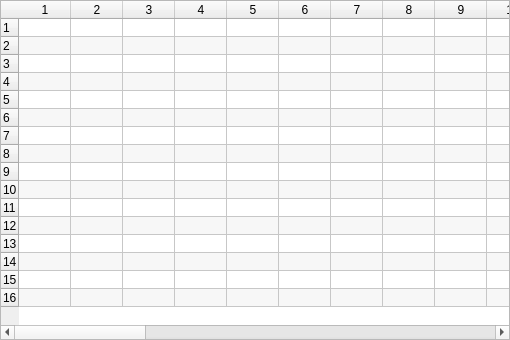
First picture: the form in src/gui/memory/memtable.ui, repository Arcachofo/SimulIDE-dev, before the edit.
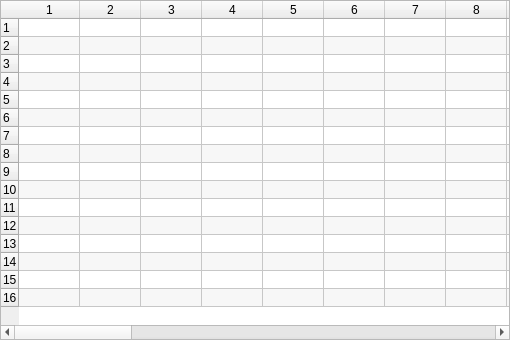
Second picture: the form after the edit.

Diff of the .ui file:
```diff
--- a/src/gui/memory/memtable.ui
+++ b/src/gui/memory/memtable.ui
@@ -77,7 +77,7 @@
       <bool>true</bool>
      </attribute>
      <attribute name="horizontalHeaderDefaultSectionSize">
-      <number>52</number>
+      <number>61</number>
      </attribute>
      <attribute name="verticalHeaderMinimumSectionSize">
       <number>18</number>
```
Left out of the diff: 2 changed lines with no effect on the pictures.
